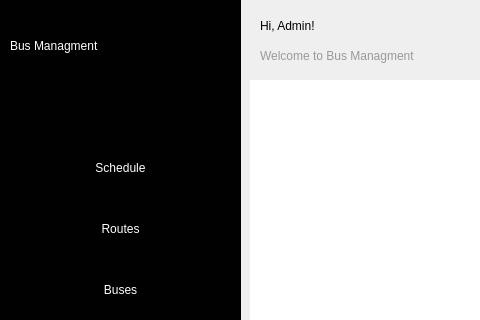
Qt form index.ui (mykyta07/bus_management) before a commit; both pictures show x 0 to 480 and y 0 to 320 of the 1119 by 805 pixel window.
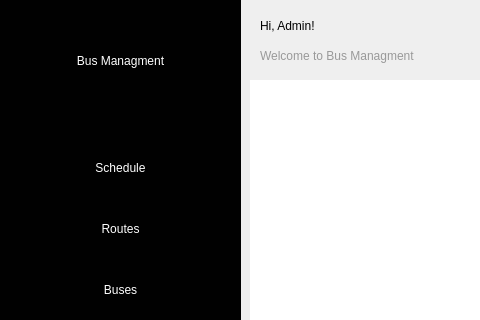
The same form after that commit. Icons and pictures are not drawn.

Commit message: added button to swithc to main page

```diff
--- a/index.ui
+++ b/index.ui
@@ -27,23 +27,6 @@
      <string notr="true">
 background-color: rgb(1,1,1)</string>
     </property>
-    <widget class="QLabel" name="label_2">
-     <property name="geometry">
-      <rect>
-       <x>10</x>
-       <y>10</y>
-       <width>221</width>
-       <height>71</height>
-      </rect>
-     </property>
-     <property name="styleSheet">
-      <string notr="true">font: 18pt &quot;MS Shell Dlg 2&quot;;
-color: rgb(255, 255, 255);</string>
-     </property>
-     <property name="text">
-      <string>Bus Managment</string>
-     </property>
-    </widget>
     <widget class="QWidget" name="layoutWidget">
      <property name="geometry">
       <rect>
@@ -308,6 +291,30 @@
       </item>
      </layout>
     </widget>
+    <widget class="QPushButton" name="pushButton_2">
+     <property name="geometry">
+      <rect>
+       <x>0</x>
+       <y>10</y>
+       <width>241</width>
+       <height>101</height>
+      </rect>
+     </property>
+     <property name="styleSheet">
+      <string notr="true">QPushButton{
+color: rgb(255, 255, 255);
+font: 18pt &quot;MS Shell Dlg 2&quot;;
+border: none;
+border-radius: 10px;
+margin-left: 10px;
+margin-right:10px;
+}
+</string>
+     </property>
+     <property name="text">
+      <string>Bus Managment</string>
+     </property>
+    </widget>
    </widget>
    <widget class="QWidget" name="main_screen" native="true">
     <property name="geometry">
```
The commit also changes 2 other files.
